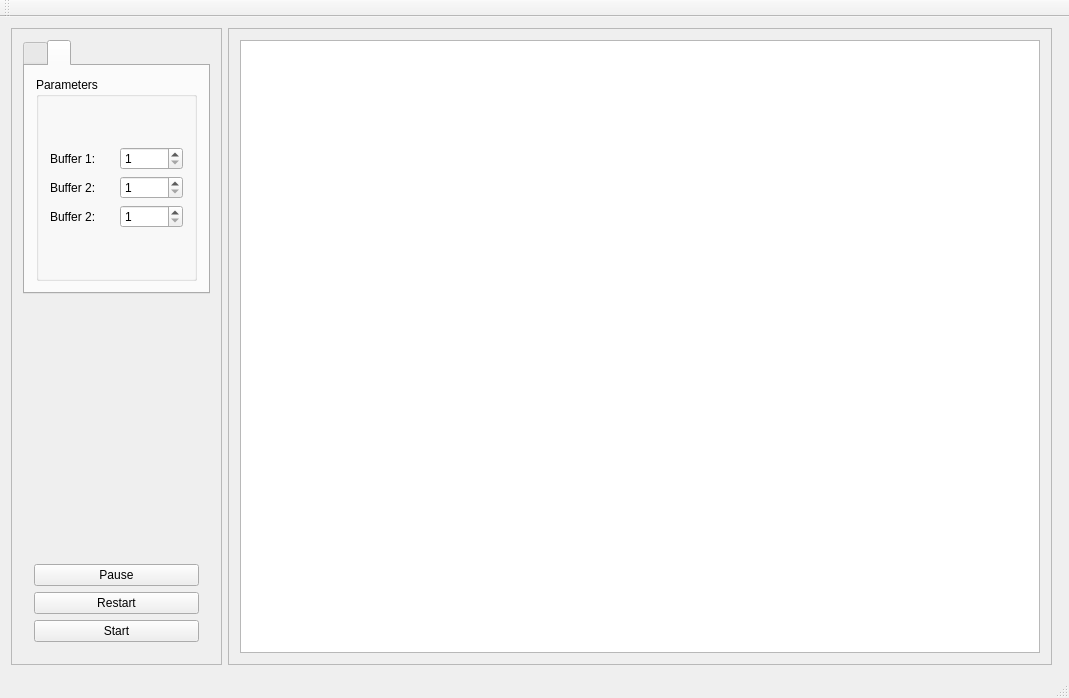
Qt form mainwindow.ui (krasux/EBC) before a commit.
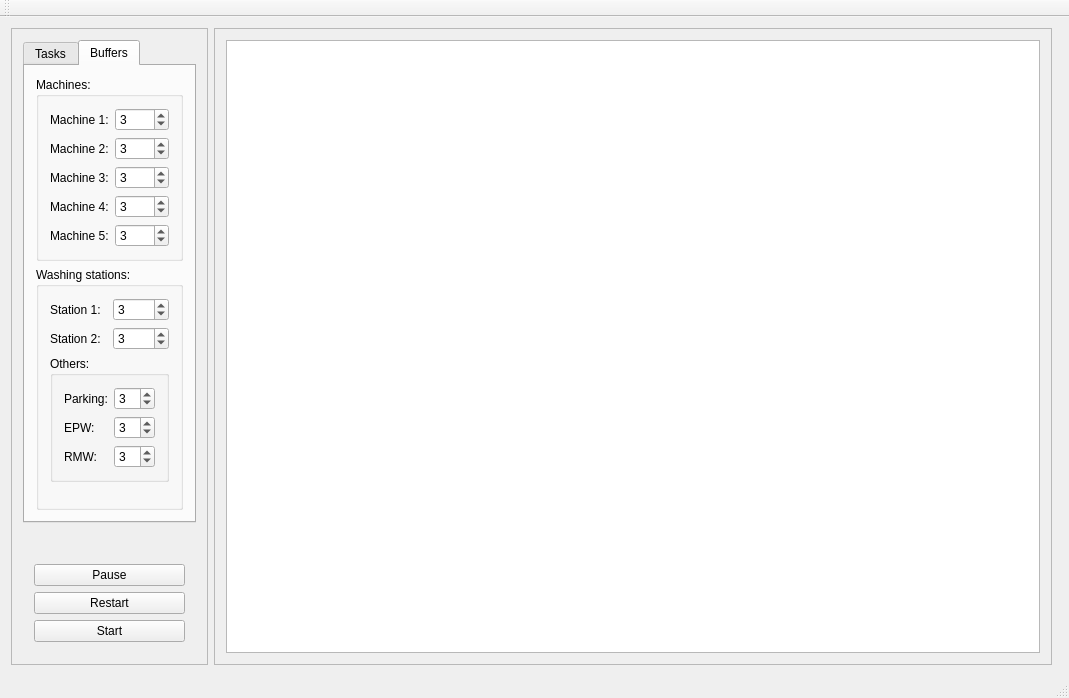
The same form after that commit. The open tabs and pages were chosen to show the change.

```diff
--- a/mainwindow.ui
+++ b/mainwindow.ui
@@ -30,14 +30,14 @@
        <enum>QFrame::Raised</enum>
       </property>
       <layout class="QVBoxLayout" name="verticalLayout_3">
-       <item>
+       <item alignment="Qt::AlignHCenter|Qt::AlignVCenter">
         <widget class="QTabWidget" name="tabWidget">
          <property name="currentIndex">
           <number>0</number>
          </property>
          <widget class="QWidget" name="tabWidgetPage1">
           <attribute name="title">
-           <string/>
+           <string>Tasks</string>
           </attribute>
           <layout class="QVBoxLayout" name="verticalLayout_2">
            <item>
@@ -49,7 +49,11 @@
               <item>
                <layout class="QGridLayout" name="gridLayout">
                 <item row="0" column="1">
-                 <widget class="QSpinBox" name="spinBox"/>
+                 <widget class="QSpinBox" name="type1">
+                  <property name="value">
+                   <number>1</number>
+                  </property>
+                 </widget>
                 </item>
                 <item row="0" column="0" alignment="Qt::AlignHCenter">
                  <widget class="QLabel" name="label">
@@ -80,13 +84,25 @@
                  </widget>
                 </item>
                 <item row="2" column="1">
-                 <widget class="QSpinBox" name="spinBox_3"/>
+                 <widget class="QSpinBox" name="type3">
+                  <property name="value">
+                   <number>1</number>
+                  </property>
+                 </widget>
                 </item>
                 <item row="1" column="1">
-                 <widget class="QSpinBox" name="spinBox_2"/>
+                 <widget class="QSpinBox" name="type2">
+                  <property name="value">
+                   <number>1</number>
+                  </property>
+                 </widget>
                 </item>
                 <item row="3" column="1">
-                 <widget class="QSpinBox" name="spinBox_4"/>
+                 <widget class="QSpinBox" name="type4">
+                  <property name="value">
+                   <number>1</number>
+                  </property>
+                 </widget>
                 </item>
                 <item row="4" column="0" alignment="Qt::AlignHCenter">
                  <widget class="QLabel" name="label_5">
@@ -96,7 +112,11 @@
                  </widget>
                 </item>
                 <item row="4" column="1">
-                 <widget class="QSpinBox" name="spinBox_5"/>
+                 <widget class="QSpinBox" name="type5">
+                  <property name="value">
+                   <number>1</number>
+                  </property>
+                 </widget>
                 </item>
                </layout>
               </item>
@@ -107,13 +127,13 @@
          </widget>
          <widget class="QWidget" name="tabWidgetPage2">
           <attribute name="title">
-           <string/>
+           <string>Buffers</string>
           </attribute>
           <layout class="QVBoxLayout" name="verticalLayout_6">
            <item>
             <widget class="QGroupBox" name="groupBox_2">
              <property name="title">
-              <string>Parameters</string>
+              <string>Machines:</string>
              </property>
              <layout class="QGridLayout" name="gridLayout_4">
               <item row="0" column="0">
@@ -121,14 +141,14 @@
                 <item row="0" column="0">
                  <widget class="QLabel" name="label_6">
                   <property name="text">
-                   <string>Buffer 1:</string>
+                   <string>Machine 1:</string>
                   </property>
                  </widget>
                 </item>
                 <item row="1" column="0">
                  <widget class="QLabel" name="label_7">
                   <property name="text">
-                   <string>Buffer 2:</string>
+                   <string>Machine 2:</string>
                   </property>
                  </widget>
                 </item>
@@ -137,6 +157,9 @@
                   <property name="minimum">
                    <number>1</number>
                   </property>
+                  <property name="value">
+                   <number>3</number>
+                  </property>
                  </widget>
                 </item>
                 <item row="1" column="1">
@@ -144,12 +167,22 @@
                   <property name="minimum">
                    <number>1</number>
                   </property>
+                  <property name="value">
+                   <number>3</number>
+                  </property>
                  </widget>
                 </item>
-                <item row="2" column="0">
+                <item row="4" column="0">
                  <widget class="QLabel" name="label_8">
                   <property name="text">
-                   <string>Buffer 2:</string>
+                   <string>Machine 5:</string>
+                  </property>
+                 </widget>
+                </item>
+                <item row="2" column="0">
+                 <widget class="QLabel" name="label_9">
+                  <property name="text">
+                   <string>Machine 3:</string>
                   </property>
                  </widget>
                 </item>
@@ -158,13 +191,167 @@
                   <property name="minimum">
                    <number>1</number>
                   </property>
+                  <property name="value">
+                   <number>3</number>
+                  </property>
                  </widget>
                 </item>
+                <item row="3" column="1">
+                 <widget class="QSpinBox" name="mBuffer4">
+                  <property name="minimum">
+                   <number>1</number>
+                  </property>
+                  <property name="value">
+                   <number>3</number>
+                  </property>
+                 </widget>
+                </item>
+                <item row="4" column="1">
+                 <widget class="QSpinBox" name="mBuffer5">
+                  <property name="minimum">
+                   <number>1</number>
+                  </property>
+                  <property name="value">
+                   <number>3</number>
+                  </property>
+                 </widget>
+                </item>
+                <item row="3" column="0">
+                 <widget class="QLabel" name="label_10">
+                  <property name="text">
+                   <string>Machine 4:</string>
+                  </property>
+                 </widget>
+                </item>
                </layout>
               </item>
              </layout>
             </widget>
            </item>
+           <item>
+            <widget class="QGroupBox" name="groupBox_3">
+             <property name="title">
+              <string>Washing stations:</string>
+             </property>
+             <layout class="QVBoxLayout" name="verticalLayout_7">
+              <item>
+               <layout class="QGridLayout" name="gridLayout_5">
+                <item row="1" column="1">
+                 <widget class="QSpinBox" name="spinBox_2">
+                  <property name="minimum">
+                   <number>1</number>
+                  </property>
+                  <property name="value">
+                   <number>3</number>
+                  </property>
+                 </widget>
+                </item>
+                <item row="0" column="1">
+                 <widget class="QSpinBox" name="spinBox">
+                  <property name="minimum">
+                   <number>1</number>
+                  </property>
+                  <property name="value">
+                   <number>3</number>
+                  </property>
+                 </widget>
+                </item>
+                <item row="0" column="0">
+                 <widget class="QLabel" name="label_11">
+                  <property name="text">
+                   <string>Station 1: </string>
+                  </property>
+                 </widget>
+                </item>
+                <item row="1" column="0">
+                 <widget class="QLabel" name="label_12">
+                  <property name="text">
+                   <string>Station 2:</string>
+                  </property>
+                 </widget>
+                </item>
+               </layout>
+              </item>
+              <item>
+               <widget class="QGroupBox" name="groupBox_4">
+                <property name="title">
+                 <string>Others:</string>
+                </property>
+                <layout class="QVBoxLayout" name="verticalLayout_8">
+                 <item>
+                  <layout class="QGridLayout" name="gridLayout_6">
+                   <item row="0" column="0">
+                    <widget class="QLabel" name="label_13">
+                     <property name="text">
+                      <string>Parking:</string>
+                     </property>
+                    </widget>
+                   </item>
+                   <item row="2" column="0">
+                    <widget class="QLabel" name="label_15">
+                     <property name="text">
+                      <string>RMW:</string>
+                     </property>
+                    </widget>
+                   </item>
+                   <item row="1" column="0">
+                    <widget class="QLabel" name="label_14">
+                     <property name="text">
+                      <string>EPW:</string>
+                     </property>
+                    </widget>
+                   </item>
+                   <item row="0" column="1">
+                    <widget class="QSpinBox" name="spinBox_3">
+                     <property name="minimum">
+                      <number>1</number>
+                     </property>
+                     <property name="value">
+                      <number>3</number>
+                     </property>
+                    </widget>
+                   </item>
+                   <item row="1" column="1">
+                    <widget class="QSpinBox" name="spinBox_4">
+                     <property name="minimum">
+                      <number>1</number>
+                     </property>
+                     <property name="value">
+                      <number>3</number>
+                     </property>
+                    </widget>
+                   </item>
+                   <item row="2" column="1">
+                    <widget class="QSpinBox" name="spinBox_5">
+                     <property name="minimum">
+                      <number>1</number>
+                     </property>
+                     <property name="value">
+                      <number>3</number>
+                     </property>
+                    </widget>
+                   </item>
+                  </layout>
+                 </item>
+                </layout>
+               </widget>
+              </item>
+              <item>
+               <spacer name="verticalSpacer_4">
+                <property name="orientation">
+                 <enum>Qt::Vertical</enum>
+                </property>
+                <property name="sizeHint" stdset="0">
+                 <size>
+                  <width>20</width>
+                  <height>40</height>
+                 </size>
+                </property>
+               </spacer>
+              </item>
+             </layout>
+            </widget>
+           </item>
           </layout>
          </widget>
         </widget>
@@ -182,6 +369,19 @@
          </property>
         </spacer>
        </item>
+       <item>
+        <spacer name="verticalSpacer_2">
+         <property name="orientation">
+          <enum>Qt::Vertical</enum>
+         </property>
+         <property name="sizeHint" stdset="0">
+          <size>
+           <width>20</width>
+           <height>40</height>
+          </size>
+         </property>
+        </spacer>
+       </item>
        <item>
         <widget class="QFrame" name="frame_2">
          <layout class="QVBoxLayout" name="verticalLayout_5">
```
Left out of the diff: 31 changed lines with no effect on the pictures.
